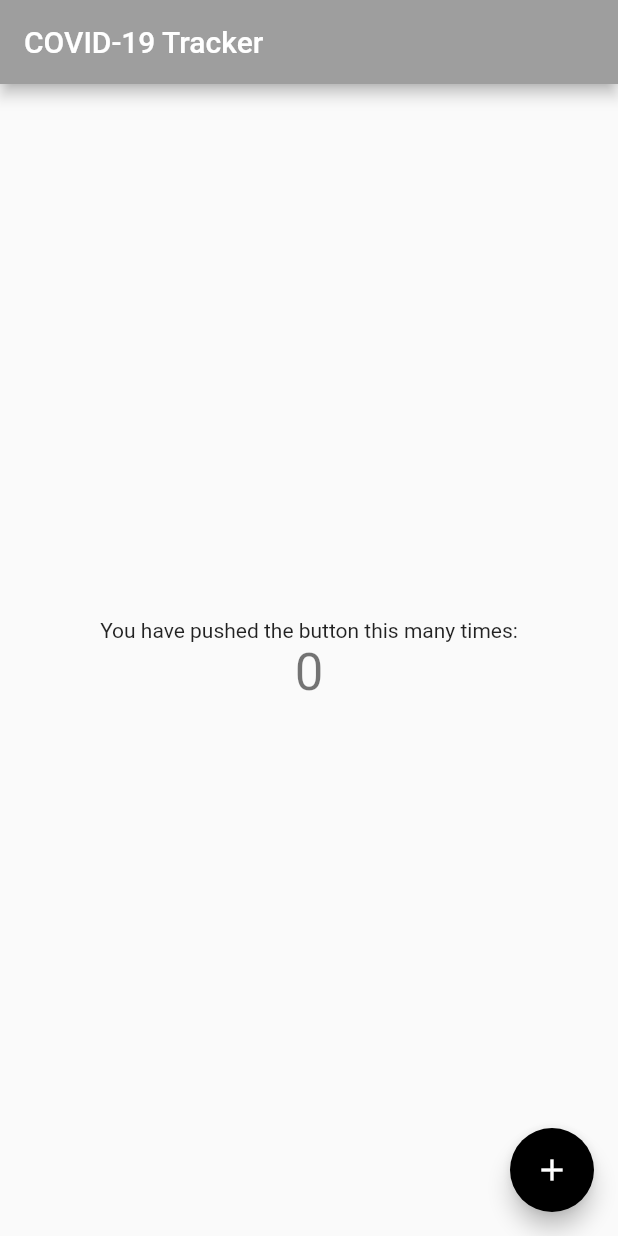
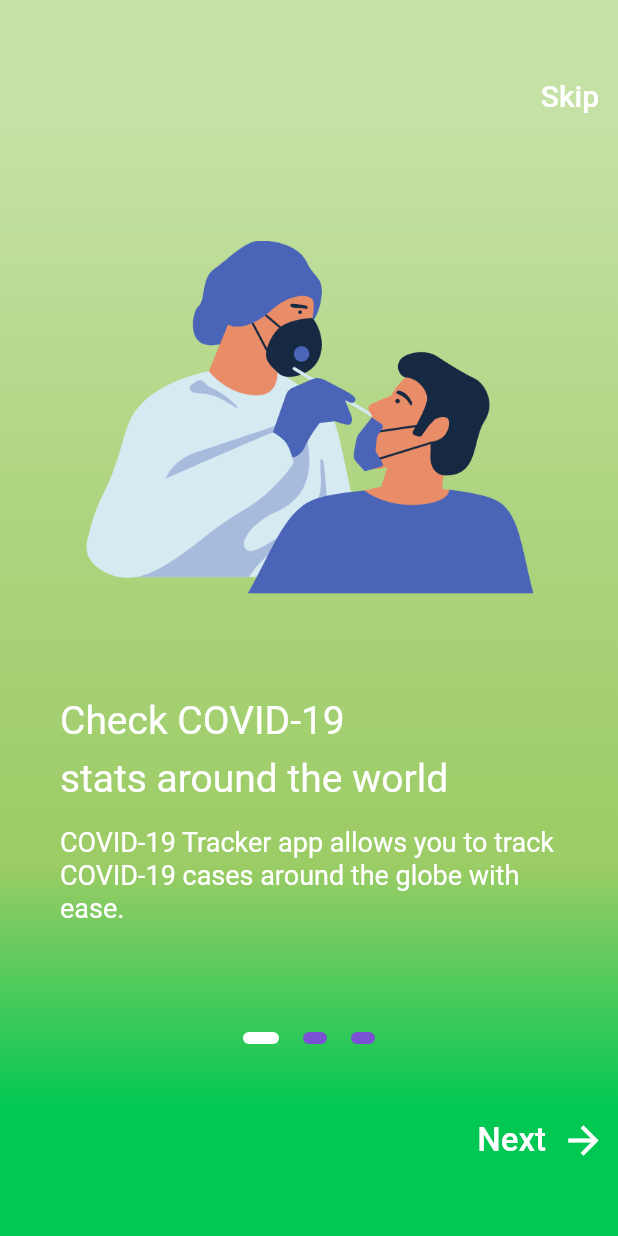
Before and after one commit to chakri1594/covid_19_tracker, a Flutter app: the screen it shows after launch, on a phone screen of 412 x 824 dp. Run offline on Flutter 3.47's test engine with Material 2 defaults, Android fonts, the light colour scheme and no system bars; Roboto replaces fonts that are missing (CM Sans Serif).

Commit message:
Welcome screen addition

```diff
--- a/lib/main.dart
+++ b/lib/main.dart
@@ -1,116 +1,15 @@
 import 'package:flutter/material.dart';
+import 'package:covid_19_tracker/ui/onboarding_screen.dart';
 
-void main() {
-  runApp(const MyApp());
-}
+void main() => runApp(MyApp());
 
 class MyApp extends StatelessWidget {
-  const MyApp({Key? key}) : super(key: key);
-
-  // This widget is the root of our application.
-  // 1
   @override
   Widget build(BuildContext context) {
-    // 2
-    final ThemeData theme = ThemeData();
-    // 3
     return MaterialApp(
-      // 4
       title: 'COVID-19 Tracker',
-      // 5
-      theme: theme.copyWith(
-        colorScheme: theme.colorScheme.copyWith(
-          primary: Colors.grey,
-          secondary: Colors.black,
-        ),
-      ),
-      // 6
-      home: const MyHomePage(title: 'COVID-19 Tracker'),
+      debugShowCheckedModeBanner: false,
+      home: OnboardingScreen(),
     );
   }
 }
-
-class MyHomePage extends StatefulWidget {
-  const MyHomePage({Key? key, required this.title}) : super(key: key);
-
-  // This widget is the home page of your application. It is stateful, meaning
-  // that it has a State object (defined below) that contains fields that affect
-  // how it looks.
-
-  // This class is the configuration for the state. It holds the values (in this
-  // case the title) provided by the parent (in this case the App widget) and
-  // used by the build method of the State. Fields in a Widget subclass are
-  // always marked "final".
-
-  final String title;
-
-  @override
-  State<MyHomePage> createState() => _MyHomePageState();
-}
-
-class _MyHomePageState extends State<MyHomePage> {
-  int _counter = 0;
-
-  void _incrementCounter() {
-    setState(() {
-      // This call to setState tells the Flutter framework that something has
-      // changed in this State, which causes it to rerun the build method below
-      // so that the display can reflect the updated values. If we changed
-      // _counter without calling setState(), then the build method would not be
-      // called again, and so nothing would appear to happen.
-      _counter++;
-    });
-  }
-
-  @override
-  Widget build(BuildContext context) {
-    // This method is rerun every time setState is called, for instance as done
-    // by the _incrementCounter method above.
-    //
-    // The Flutter framework has been optimized to make rerunning build methods
-    // fast, so that you can just rebuild anything that needs updating rather
-    // than having to individually change instances of widgets.
-    return Scaffold(
-      appBar: AppBar(
-        // Here we take the value from the MyHomePage object that was created by
-        // the App.build method, and use it to set our appbar title.
-        title: Text(widget.title),
-      ),
-      body: Center(
-        // Center is a layout widget. It takes a single child and positions it
-        // in the middle of the parent.
-        child: Column(
-          // Column is also a layout widget. It takes a list of children and
-          // arranges them vertically. By default, it sizes itself to fit its
-          // children horizontally, and tries to be as tall as its parent.
-          //
-          // Invoke "debug painting" (press "p" in the console, choose the
-          // "Toggle Debug Paint" action from the Flutter Inspector in Android
-          // Studio, or the "Toggle Debug Paint" command in Visual Studio Code)
-          // to see the wireframe for each widget.
-          //
-          // Column has various properties to control how it sizes itself and
-          // how it positions its children. Here we use mainAxisAlignment to
-          // center the children vertically; the main axis here is the vertical
-          // axis because Columns are vertical (the cross axis would be
-          // horizontal).
-          mainAxisAlignment: MainAxisAlignment.center,
-          children: <Widget>[
-            const Text(
-              'You have pushed the button this many times:',
-            ),
-            Text(
-              '$_counter',
-              style: Theme.of(context).textTheme.headline4,
-            ),
-          ],
-        ),
-      ),
-      floatingActionButton: FloatingActionButton(
-        onPressed: _incrementCounter,
-        tooltip: 'Increment',
-        child: const Icon(Icons.add),
-      ), // This trailing comma makes auto-formatting nicer for build methods.
-    );
-  }
-}
--- /dev/null
+++ b/lib/ui/onboarding_screen.dart
@@ -0,0 +1,236 @@
+import 'package:flutter/material.dart';
+import 'package:flutter/services.dart';
+import 'package:covid_19_tracker/utilities/styles.dart';
+
+class OnboardingScreen extends StatefulWidget {
+  @override
+  _OnboardingScreenState createState() => _OnboardingScreenState();
+}
+
+class _OnboardingScreenState extends State<OnboardingScreen> {
+  final int _numPages = 3;
+  final PageController _pageController = PageController(initialPage: 0);
+  int _currentPage = 0;
+
+  List<Widget> _buildPageIndicator() {
+    List<Widget> list = [];
+    for (int i = 0; i < _numPages; i++) {
+      list.add(i == _currentPage ? _indicator(true) : _indicator(false));
+    }
+    return list;
+  }
+
+  Widget _indicator(bool isActive) {
+    return AnimatedContainer(
+      duration: const Duration(milliseconds: 150),
+      margin: const EdgeInsets.symmetric(horizontal: 8.0),
+      height: 8.0,
+      width: isActive ? 24.0 : 16.0,
+      decoration: BoxDecoration(
+        color: isActive ? Colors.white : const Color(0xFF7B51D3),
+        borderRadius: const BorderRadius.all(Radius.circular(12)),
+      ),
+    );
+  }
+
+  @override
+  Widget build(BuildContext context) {
+    return Scaffold(
+      body: AnnotatedRegion<SystemUiOverlayStyle>(
+        value: SystemUiOverlayStyle.light,
+        child: Container(
+          decoration: const BoxDecoration(
+            gradient: LinearGradient(
+              begin: Alignment.topCenter,
+              end: Alignment.bottomCenter,
+              stops: [0.1, 0.4, 0.7, 0.9],
+              colors: [
+                Color(0xFFC5E1A5),
+                Color(0xFFAED581),
+                Color(0xFF9CCC65),
+                Color(0xFF00C853),
+              ],
+            ),
+          ),
+          child: Padding(
+            padding: const EdgeInsets.symmetric(vertical: 40.0),
+            child: Column(
+              crossAxisAlignment: CrossAxisAlignment.stretch,
+              children: <Widget>[
+                Container(
+                  alignment: Alignment.centerRight,
+                  child: TextButton(
+                    onPressed: () => print('Skip'),
+                    child: const Text(
+                      'Skip',
+                      style: TextStyle(
+                        color: Colors.white,
+                        fontSize: 20.0,
+                      ),
+                    ),
+                  ),
+                ),
+                SizedBox(
+                  height: 600.0,
+                  child: PageView(
+                    physics: const ClampingScrollPhysics(),
+                    controller: _pageController,
+                    onPageChanged: (int page) {
+                      setState(() {
+                        _currentPage = page;
+                      });
+                    },
+                    children: <Widget>[
+                      Padding(
+                        padding: const EdgeInsets.all(40.0),
+                        child: Column(
+                          crossAxisAlignment: CrossAxisAlignment.start,
+                          children: <Widget>[
+                            const Center(
+                              child: Image(
+                                image: AssetImage(
+                                  'assets/images/onboarding0.png',
+                                ),
+                                height: 300.0,
+                                width: 300.0,
+                              ),
+                            ),
+                            const SizedBox(height: 30.0),
+                            Text(
+                              'Check COVID-19\nstats around the world',
+                              style: kTitleStyle,
+                            ),
+                            const SizedBox(height: 15.0),
+                            Text(
+                              'COVID-19 Tracker app allows you to track COVID-19 cases around the globe with ease.',
+                              style: kSubtitleStyle,
+                            ),
+                          ],
+                        ),
+                      ),
+                      Padding(
+                        padding: EdgeInsets.all(40.0),
+                        child: Column(
+                          crossAxisAlignment: CrossAxisAlignment.start,
+                          children: <Widget>[
+                            const Center(
+                              child: Image(
+                                image: AssetImage(
+                                  'assets/images/onboarding1.png',
+                                ),
+                                height: 300.0,
+                                width: 300.0,
+                              ),
+                            ),
+                            const SizedBox(height: 30.0),
+                            Text(
+                              'Check Coronavirus symptoms!',
+                              style: kTitleStyle,
+                            ),
+                            const SizedBox(height: 15.0),
+                            Text(
+                              'Check the precautions and symptoms of COVID-19.',
+                              style: kSubtitleStyle,
+                            ),
+                          ],
+                        ),
+                      ),
+                      Padding(
+                        padding: const EdgeInsets.all(40.0),
+                        child: Column(
+                          crossAxisAlignment: CrossAxisAlignment.start,
+                          children: <Widget>[
+                            const Center(
+                              child: Image(
+                                image: AssetImage(
+                                  'assets/images/onboarding2.png',
+                                ),
+                                height: 300.0,
+                                width: 300.0,
+                              ),
+                            ),
+                            const SizedBox(height: 30.0),
+                            Text(
+                              'Get your self checkup done',
+                              style: kTitleStyle,
+                            ),
+                            const SizedBox(height: 15.0),
+                            Text(
+                              'Get your self checkup done for COVID-19 before heading to work daily.',
+                              style: kSubtitleStyle,
+                            ),
+                          ],
+                        ),
+                      ),
+                    ],
+                  ),
+                ),
+                Row(
+                  mainAxisAlignment: MainAxisAlignment.center,
+                  children: _buildPageIndicator(),
+                ),
+                _currentPage != _numPages - 1
+                    ? Expanded(
+                  child: Align(
+                    alignment: FractionalOffset.bottomRight,
+                    child: TextButton(
+                      onPressed: () {
+                        _pageController.nextPage(
+                          duration: const Duration(milliseconds: 500),
+                          curve: Curves.ease,
+                        );
+                      },
+                      child: Row(
+                        mainAxisAlignment: MainAxisAlignment.center,
+                        mainAxisSize: MainAxisSize.min,
+                        children: const <Widget>[
+                          Text(
+                            'Next',
+                            style: TextStyle(
+                              color: Colors.white,
+                              fontSize: 22.0,
+                            ),
+                          ),
+                          SizedBox(width: 10.0),
+                          Icon(
+                            Icons.arrow_forward,
+                            color: Colors.white,
+                            size: 30.0,
+                          ),
+                        ],
+                      ),
+                    ),
+                  ),
+                )
+                    : Text(''),
+              ],
+            ),
+          ),
+        ),
+      ),
+      bottomSheet: _currentPage == _numPages - 1
+          ? Container(
+        height: 100.0,
+        width: double.infinity,
+        color: Colors.white,
+        child: GestureDetector(
+          onTap: () => print('Get started'),
+          child: const Center(
+            child: Padding(
+              padding: EdgeInsets.only(bottom: 30.0),
+              child: Text(
+                'Get started',
+                style: TextStyle(
+                  color: Color(0xFF5B16D0),
+                  fontSize: 20.0,
+                  fontWeight: FontWeight.bold,
+                ),
+              ),
+            ),
+          ),
+        ),
+      )
+          : Text(''),
+    );
+  }
+}
--- /dev/null
+++ b/lib/utilities/styles.dart
@@ -0,0 +1,14 @@
+import 'package:flutter/material.dart';
+
+final kTitleStyle = TextStyle(
+  color: Colors.white,
+  fontFamily: 'CM Sans Serif',
+  fontSize: 26.0,
+  height: 1.5,
+);
+
+final kSubtitleStyle = TextStyle(
+  color: Colors.white,
+  fontSize: 18.0,
+  height: 1.2,
+);
--- a/pubspec.yaml
+++ b/pubspec.yaml
@@ -62,6 +62,9 @@ flutter:
   #   - images/a_dot_burr.jpeg
   #   - images/a_dot_ham.jpeg
 
+  assets:
+      - assets/images/
+
   # An image asset can refer to one or more resolution-specific "variants", see
   # https://flutter.dev/assets-and-images/#resolution-aware.
 
```
Also changed, not shown: assets/images/onboarding0.png (added), assets/images/onboarding1.png (added), assets/images/onboarding2.png (added), media/logo.png (deleted), pubspec.lock, 2 other files.
